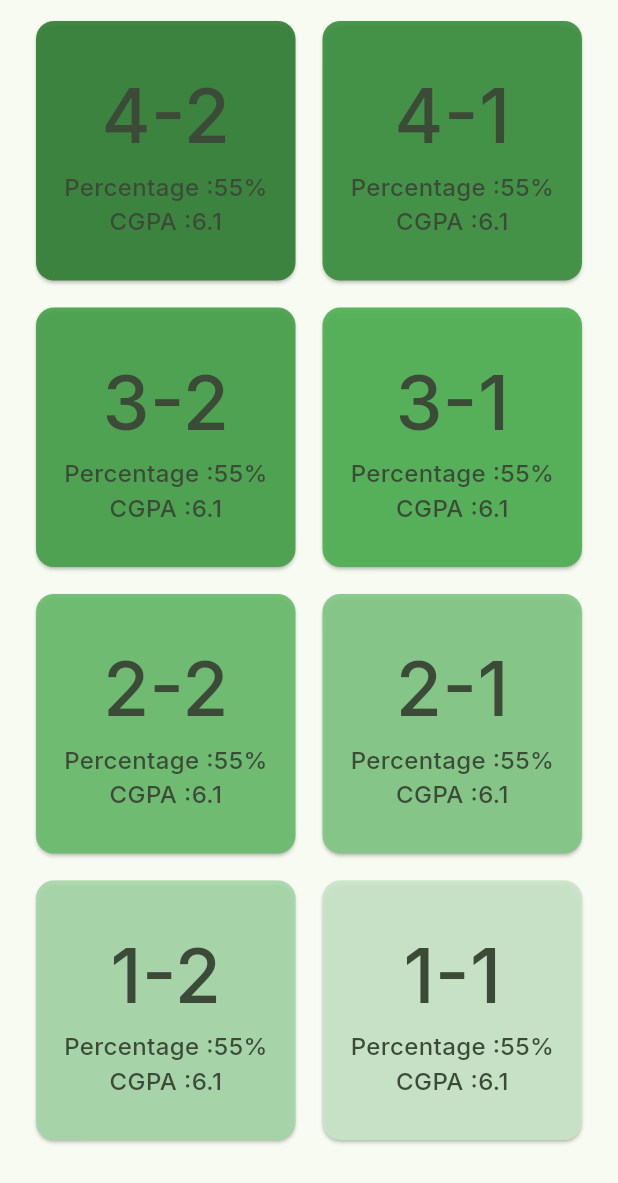
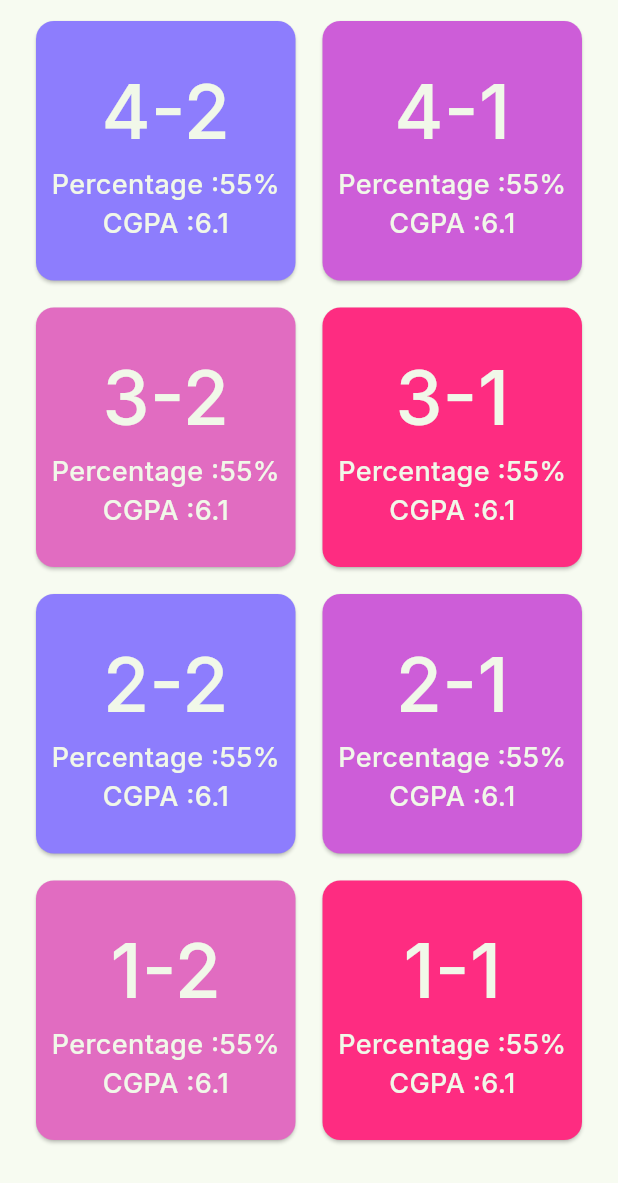
Before and after one commit to Meghashyam1218/BEAM, a Flutter app: the CardsAcademic widget shown alone on an empty page, opened directly, on a phone screen of 412 x 824 dp. Shown: the top 1183 px of the screen. Run offline on Flutter 3.47's test engine with Material 2 defaults, Android fonts, the phone set to English and light mode, and no system bars; our stand-ins replace go_router, google_fonts; network calls fail.

Commit message:
academics techer and student

```diff
--- a/lib/components/dropdown.dart
+++ b/lib/components/dropdown.dart
@@ -3,6 +3,7 @@ import 'package:google_fonts/google_fonts.dart';
 
 import '../color_schemes.g.dart';
 
+// ignore: must_be_immutable
 class DropdownList extends StatefulWidget {
   final String nameValue;
   final List<String> dropdownlistValues;
--- a/lib/screens/academics/components/cards_academic.dart
+++ b/lib/screens/academics/components/cards_academic.dart
@@ -53,7 +53,23 @@ class _CardsAcademicState extends State<CardsAcademic> {
         sems.length,
         (index) => Card(
           color:
-              color[((sems.length + 1) - (index + 1)) * 100]!.withOpacity(0.9),
+              index == 0
+              ? const Color(0xff8d7dfd)
+              : index == 1
+                  ? const Color(0xffCD5DD8)
+                  : index == 2
+                      ? const Color(0xffe16cc1)
+                      : index == 3
+                          ? const Color(0xfffe2c81)
+                          : index == 4
+                              ? const Color(0xff8d7dfd)
+                              : index == 5
+                                  ? const Color(0xffCD5DD8)
+                                  : index == 6
+                                      ? const Color(0xffe16cc1)
+                                      : index == 7
+                                          ? const Color(0xfffe2c81)
+                                          : const Color(0xff9032ff),
           child: InkWell(
             splashColor:
                 lightColorScheme.background.withOpacity(0.5), // Splash color
@@ -70,21 +86,21 @@ class _CardsAcademicState extends State<CardsAcademic> {
                     sems[index],
                     style: GoogleFonts.inter(
                         fontSize: 50,
-                        color: lightColorScheme.onSecondaryContainer,
+                        color: Colors.lightGreen[50],
                         fontWeight: FontWeight.w500),
                   ),
                   Text(
                     "Percentage :${percentage[index]}",
                     style: GoogleFonts.inter(
-                        fontSize: 16,
-                        color: lightColorScheme.onSecondaryContainer,
+                        fontSize: 18,
+                        color: Colors.lightGreen[50],
                         fontWeight: FontWeight.w500),
                   ),
                   Text(
                     "CGPA :${cgpa[index]}",
                     style: GoogleFonts.inter(
-                        fontSize: 16,
-                        color: lightColorScheme.onSecondaryContainer,
+                        fontSize: 18,
+                        color: Colors.lightGreen[50],
                         fontWeight: FontWeight.w500),
                   )
                 ],
--- a/lib/screens/feedues/feedues.dart
+++ b/lib/screens/feedues/feedues.dart
@@ -19,16 +19,16 @@ class _FeeDuesState extends State<FeeDues> {
           crossAxisAlignment: CrossAxisAlignment.start,
           children: [
             Padding(
-                padding: EdgeInsets.all(10),
+                padding: const EdgeInsets.all(10),
                 child: DropdownList(
                     nameValue: "Fee type",
-                    dropdownlistValues: <String>[
+                    dropdownlistValues: const <String>[
                       "college fee",
                       "JNTU fee",
                       "CRT Fee",
                       "Other fees"
                     ])),
-            SizedBox(
+            const SizedBox(
               height: 10,
             ),
           ],
```
Also changed, not shown: lib/screens/academics/academic.dart (+83 -49 lines), lib/screens/materials/materials.dart (+5 -4 lines).
